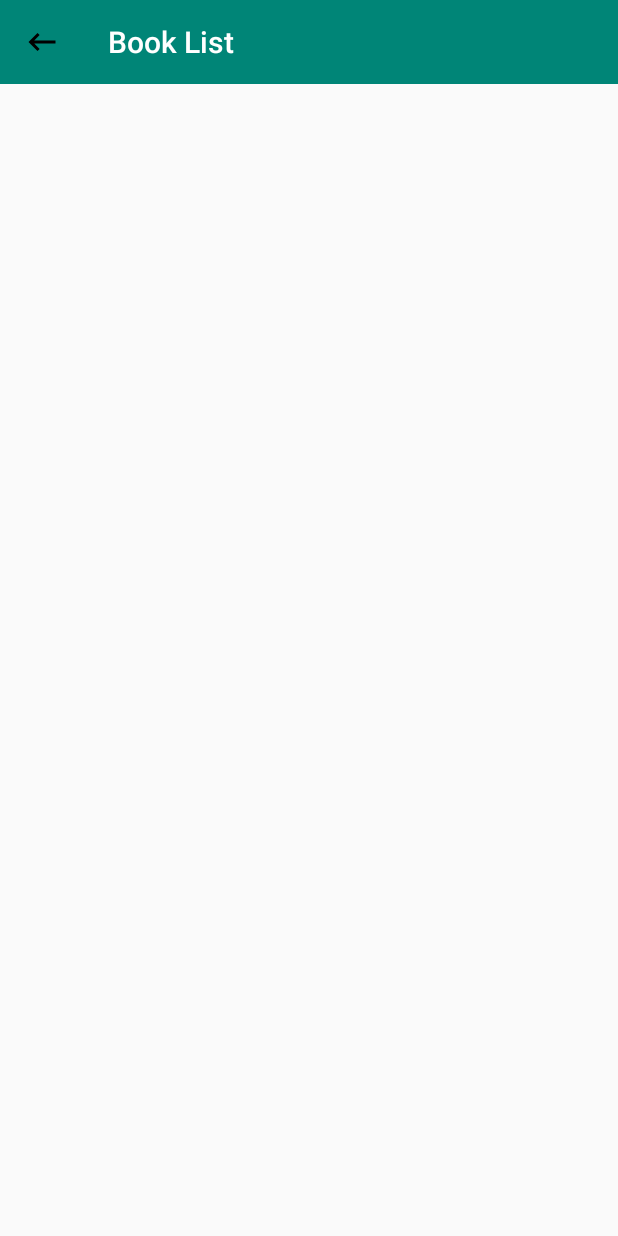
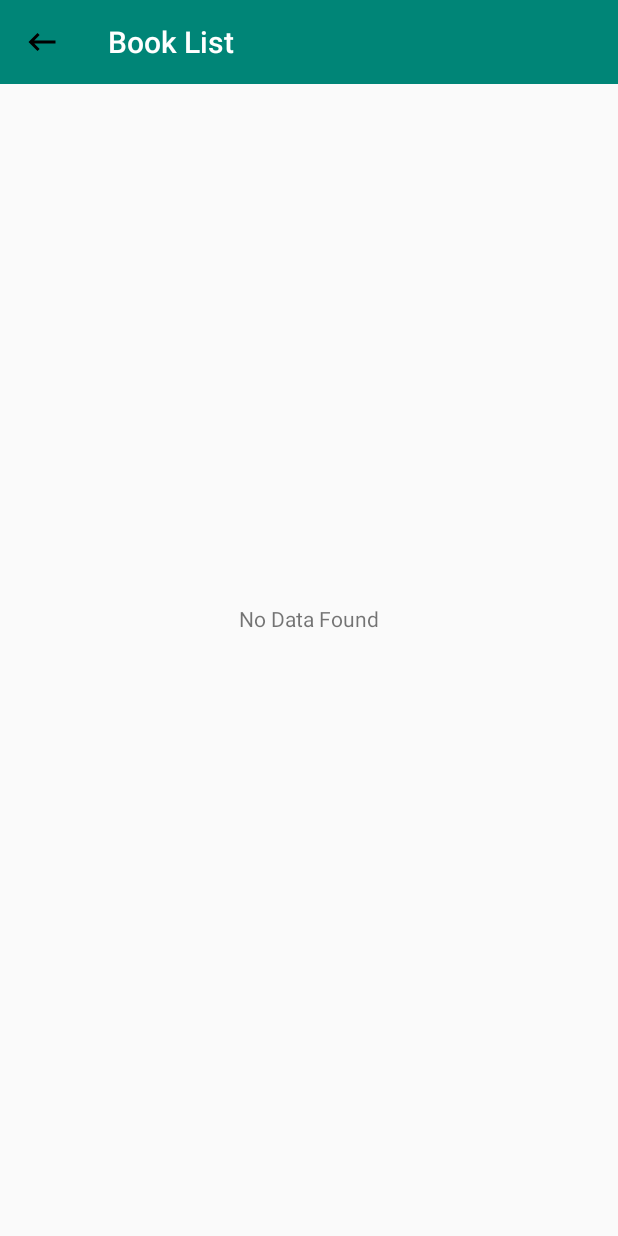
Before and after one commit to NandagopalR/DataBindingExample, an Android app: the BookListActivity screen opened directly, with no data from a screen before it, on a phone screen of 412 x 824 dp. Run offline under Robolectric (Android 15) with nearby library versions, the light colour scheme and no system bars; our stand-ins replace ButterKnife, Dagger/Hilt's generated code; libraries missing offline, so code that uses them is left out: io.realm; 1 statement that could not run was skipped.

Commit message:
Book List changes done

```diff
--- a/app/src/main/java/com/nanda/databindingexample/ui/plantlist/BookListActivity.java
+++ b/app/src/main/java/com/nanda/databindingexample/ui/plantlist/BookListActivity.java
@@ -5,8 +5,11 @@ import android.arch.lifecycle.ViewModelProvider;
 import android.arch.lifecycle.ViewModelProviders;
 import android.os.Bundle;
 import android.support.annotation.Nullable;
+import android.support.v7.widget.LinearLayoutManager;
 import android.support.v7.widget.RecyclerView;
 import android.support.v7.widget.Toolbar;
+import android.view.View;
+import android.widget.TextView;
 
 import com.nanda.databindingexample.R;
 import com.nanda.databindingexample.base.BaseActivity;
@@ -22,17 +25,20 @@ import javax.inject.Inject;
 import butterknife.BindView;
 import butterknife.ButterKnife;
 
-public class BookListActivity extends BaseActivity {
+public class BookListActivity extends BaseActivity implements BookListAdapter.BookClickListener {
 
     @BindView(R.id.toolbar)
     Toolbar toolbar;
     @BindView(R.id.recyclerview)
     RecyclerView recyclerview;
+    @BindView(R.id.tv_no_data)
+    TextView tvNoData;
 
     @Inject
     ViewModelProvider.Factory viewModelFactory;
 
     private BookListViewModel viewModel;
+    private BookListAdapter adapter;
 
     @Override
     protected void onCreate(@Nullable Bundle savedInstanceState) {
@@ -45,6 +51,10 @@ public class BookListActivity extends BaseActivity {
         showBackButton(true);
 
         viewModel = ViewModelProviders.of(this, viewModelFactory).get(BookListViewModel.class);
+        adapter = new BookListAdapter(this);
+
+        recyclerview.setLayoutManager(new LinearLayoutManager(this));
+        recyclerview.setAdapter(adapter);
 
         observeLoadingStatus();
         fetchBookList();
@@ -55,7 +65,7 @@ public class BookListActivity extends BaseActivity {
             if (response != null) {
                 if (response.status == ResponseStatus.SUCCESS) {
                     List<BooksModel> booksModelList = (List<BooksModel>) response.data;
-                    UiUtils.showToast(BookListActivity.this, "" + booksModelList.size());
+                    updateRecyclerViews(booksModelList);
                 } else {
                     if (response != null && response.status == ResponseStatus.ERROR) {
                         UiUtils.showToast(BookListActivity.this, response.throwable.getMessage());
@@ -63,6 +73,17 @@ public class BookListActivity extends BaseActivity {
                 }
             }
         });
+    }
+
+    private void updateRecyclerViews(List<BooksModel> booksModelList) {
+        if (booksModelList != null && booksModelList.size() > 0) {
+            tvNoData.setVisibility(View.GONE);
+            recyclerview.setVisibility(View.VISIBLE);
+            adapter.setBooksModelList(booksModelList);
+        } else {
+            tvNoData.setVisibility(View.VISIBLE);
+            recyclerview.setVisibility(View.GONE);
+        }
     }
 
     private void observeLoadingStatus() {
@@ -78,4 +99,9 @@ public class BookListActivity extends BaseActivity {
             }
         });
     }
+
+    @Override
+    public void onAddBook(BooksModel model) {
+
+    }
 }
--- a/app/src/main/res/layout/activity_book_list.xml
+++ b/app/src/main/res/layout/activity_book_list.xml
@@ -1,8 +1,20 @@
 <?xml version="1.0" encoding="utf-8"?>
 <android.support.constraint.ConstraintLayout xmlns:android="http://schemas.android.com/apk/res/android"
     xmlns:app="http://schemas.android.com/apk/res-auto"
+    xmlns:tools="http://schemas.android.com/tools"
     android:layout_width="match_parent"
     android:layout_height="match_parent">
+
+    <TextView
+        android:id="@+id/tv_no_data"
+        android:layout_width="wrap_content"
+        android:layout_height="wrap_content"
+        android:text="No Data Found"
+        app:layout_constraintBottom_toBottomOf="parent"
+        app:layout_constraintEnd_toEndOf="parent"
+        app:layout_constraintHorizontal_bias="0.5"
+        app:layout_constraintStart_toStartOf="parent"
+        app:layout_constraintTop_toTopOf="parent" />
 
     <android.support.v7.widget.Toolbar
         android:id="@+id/toolbar"
```
Also changed, not shown: app/src/main/java/com/nanda/databindingexample/ui/plantlist/BookListAdapter.java (added, +92 -0 lines), app/src/main/res/drawable/ic_add_book.xml (added, +9 -0 lines), app/src/main/res/layout/item_book.xml (added, +63 -0 lines).
